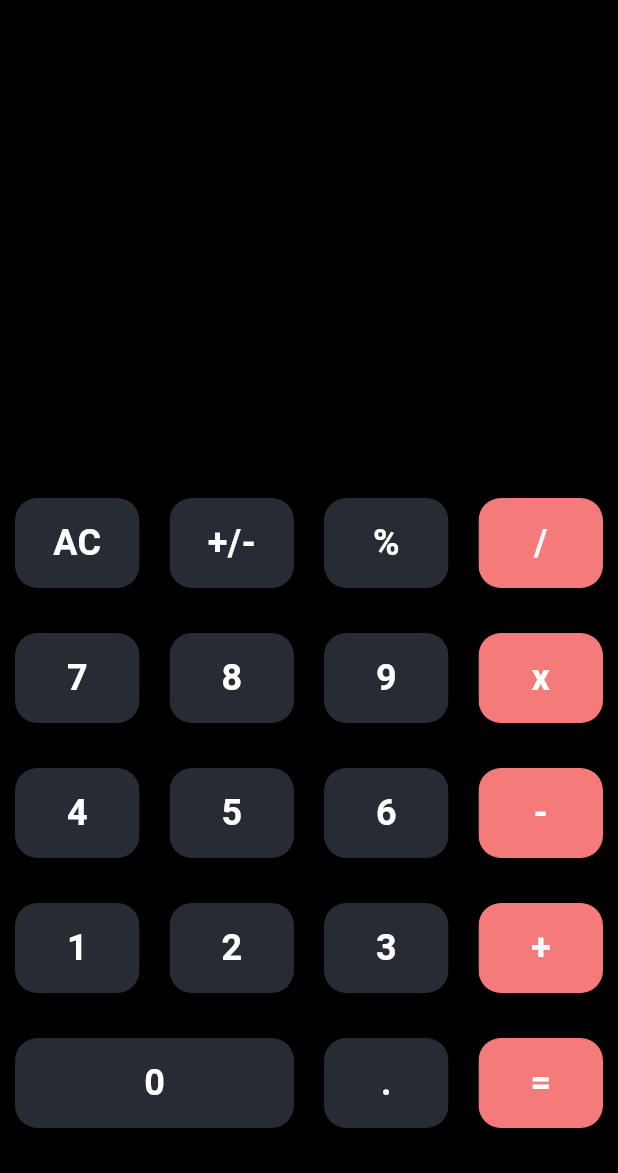
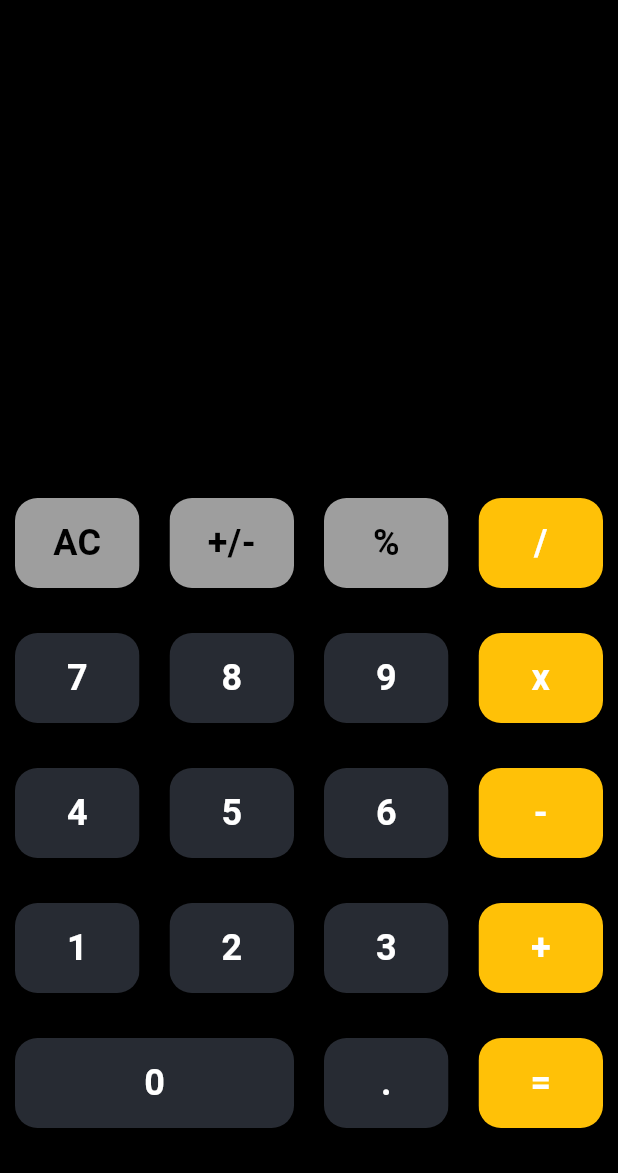
Before and after one commit to Qharny/calculator, a Flutter app: the screen it shows after launch, on a phone screen of 412 x 824 dp, the part 63-1236 px from its top. Run offline on Flutter 3.47's test engine with Material 3 defaults, Android fonts, the phone set to English and light mode, and no system bars.

```diff
--- a/lib/constant/colors.dart
+++ b/lib/constant/colors.dart
@@ -2,9 +2,9 @@ import 'package:flutter/material.dart';
 
 const colorGray = Color(0xFF444343);
 const bgColor = Colors.black;
-// const buttonColor =Color(0xFF9e9e9e);
+const faintColor = Color(0xFF9e9e9e);
 const Color buttonColor = Color(0xFF272B33);
-const Color operatorColor = Color(0xFFF57B7B);
+const Color operatorColor = Colors.amber;
 const primaryColor = Colors.white;
 const secondaryColor = Colors.blue;
 const textColor = Colors.white;
--- a/lib/screen/calcs/standard.dart
+++ b/lib/screen/calcs/standard.dart
@@ -168,9 +168,9 @@ class _StandardCalcState extends State<StandardCalc>
             ),
             Row(
               children: [
-                _buildButton('AC', textColor, buttonColor),
-                _buildButton('+/-', textColor, buttonColor),
-                _buildButton('%', textColor, buttonColor),
+                _buildButton('AC', bgColor, faintColor),
+                _buildButton('+/-', bgColor, faintColor),
+                _buildButton('%', bgColor, faintColor),
                 _buildButton('/', textColor, operatorColor),
               ],
             ),
--- a/lib/screen/home.dart
+++ b/lib/screen/home.dart
@@ -16,6 +16,7 @@ class _HomePageState extends State<HomePage> {
     setState(() {
       currentIndex = index;
     });
+    Navigator.pop(context);
   }
 
   Widget _getBody() {
```
Lines whose indentation alone changed are shown as unchanged.
